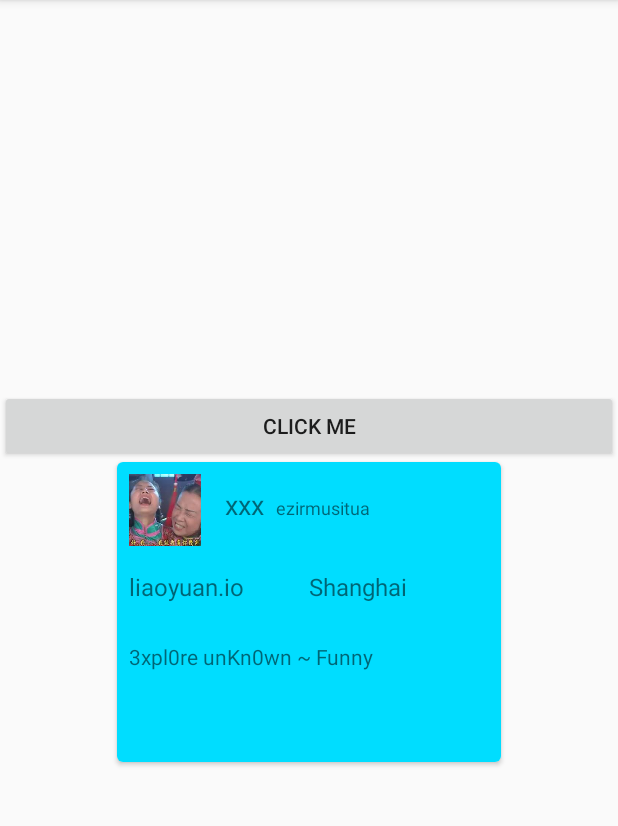
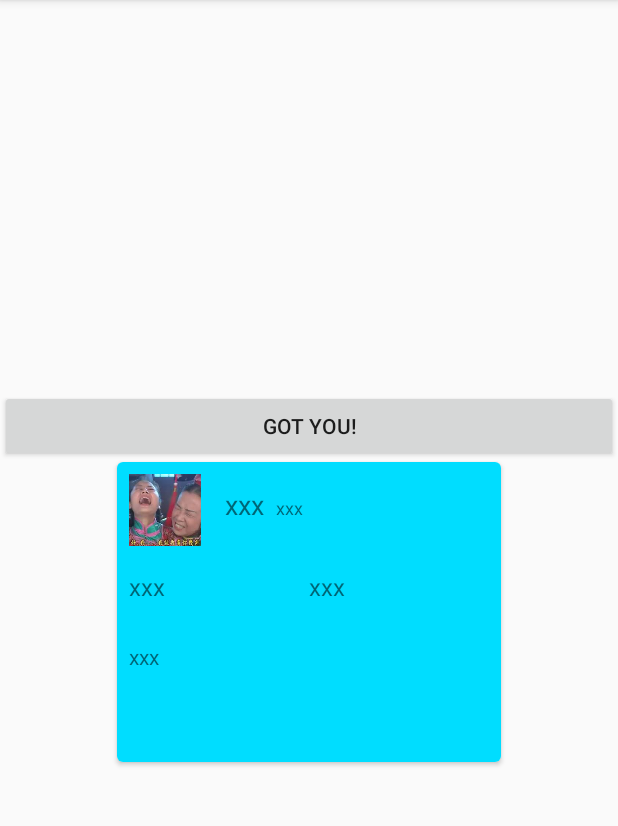
Before and after one commit to ezirmusitua/android-toys, an Android app: the screen it shows after launch (MainActivity), on a phone screen of 412 x 824 dp, the part 84-910 px from its top. Run offline under Robolectric (Android 15) with nearby library versions, the phone set to English and light mode, and no system bars; our stand-ins replace Picasso; pictures from the network do not load.

Commit message:
Add Retrofit example

```diff
--- a/Retrofit/app/src/main/res/layout/activity_main.xml
+++ b/Retrofit/app/src/main/res/layout/activity_main.xml
@@ -9,7 +9,7 @@
     android:layout_height="match_parent"
     tools:context="com.example.android.retrofit.MainActivity">
     <Button
-        android:text="Click me"
+        android:text="@string/btn_query_user"
         android:onClick="onClickShowBtn"
         android:layout_width="match_parent"
         android:layout_height="48dp" />
@@ -42,7 +42,7 @@
                         android:id="@+id/name"
                         android:layout_width="wrap_content"
                         android:layout_height="wrap_content"
-                        android:text="xxx"
+                        android:text="@string/text_placeholder"
                         android:textSize="18sp"
                         app:layout_constraintBottom_toBottomOf="parent"
                         app:layout_constraintLeft_toLeftOf="parent"
@@ -53,7 +53,7 @@
                         android:layout_marginStart="8dp"
                         android:layout_width="wrap_content"
                         android:layout_height="wrap_content"
-                        android:text="ezirmusitua"
+                        android:text="@string/text_placeholder"
                         android:textSize="12sp"
                         app:layout_constraintBottom_toBottomOf="parent"
                         app:layout_constraintLeft_toLeftOf="parent"
@@ -69,13 +69,13 @@
                     android:id="@+id/company"
                     android:layout_weight="1"
                     android:textSize="16sp"
-                    android:text="liaoyuan.io"
+                    android:text="@string/text_placeholder"
                     android:layout_width="0dp"
                     android:layout_height="48dp" />
                 <TextView
                     android:id="@+id/location"
                     android:layout_weight="1"
-                    android:text="Shanghai"
+                    android:text="@string/text_placeholder"
                     android:textSize="16sp"
                     android:layout_width="0dp"
                     android:layout_height="48dp" />
@@ -85,7 +85,7 @@
                 android:layout_height="64dp">
                 <TextView
                     android:id="@+id/bio"
-                    android:text="3xpl0re unKn0wn ~ Funny"
+                    android:text="@string/text_placeholder"
                     android:layout_width="match_parent"
                     android:layout_height="64dp" />
             </LinearLayout>
--- a/Retrofit/app/src/main/res/values/strings.xml
+++ b/Retrofit/app/src/main/res/values/strings.xml
@@ -1,3 +1,5 @@
 <resources>
     <string name="app_name">Retrofit</string>
+    <string name="text_placeholder">xxx</string>
+    <string name="btn_query_user">Got you!</string>
 </resources>
```
